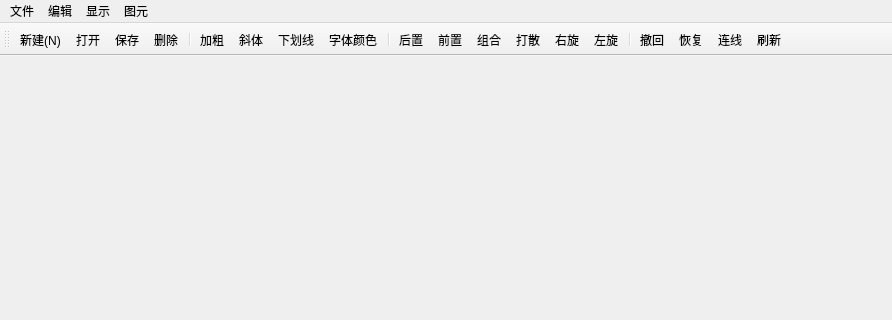
This is mainwindow.ui in bluelight3/TestMainWindow as Qt 5 draws it before an edit; both pictures show x 0 to 892 and y 0 to 320 of the 892 by 665 pixel window. The edited form follows.
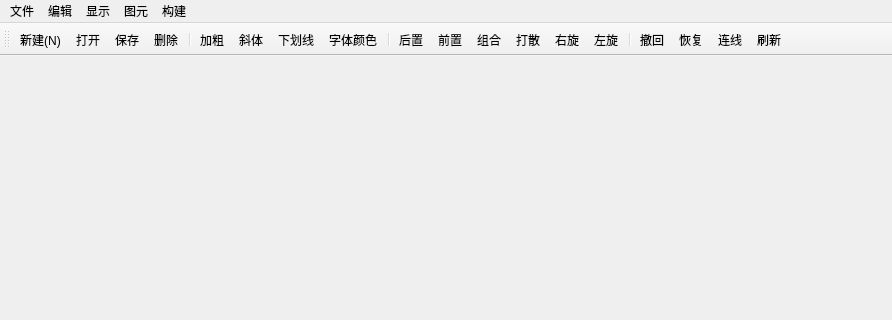
This is the edited form. Icons and pictures are not drawn.

```diff
--- a/mainwindow.ui
+++ b/mainwindow.ui
@@ -64,10 +64,17 @@
     <addaction name="actionToGroup"/>
     <addaction name="actiongroupBreak"/>
    </widget>
+   <widget class="QMenu" name="menu_5">
+    <property name="title">
+     <string>构建</string>
+    </property>
+    <addaction name="actionGenerateProject"/>
+   </widget>
    <addaction name="menu"/>
    <addaction name="menu_2"/>
    <addaction name="menu_3"/>
    <addaction name="menu_4"/>
+   <addaction name="menu_5"/>
   </widget>
   <widget class="QStatusBar" name="statusbar"/>
   <widget class="QToolBar" name="toolBar">
```
Left out of the diff: 67 changed lines with no effect on the pictures.
